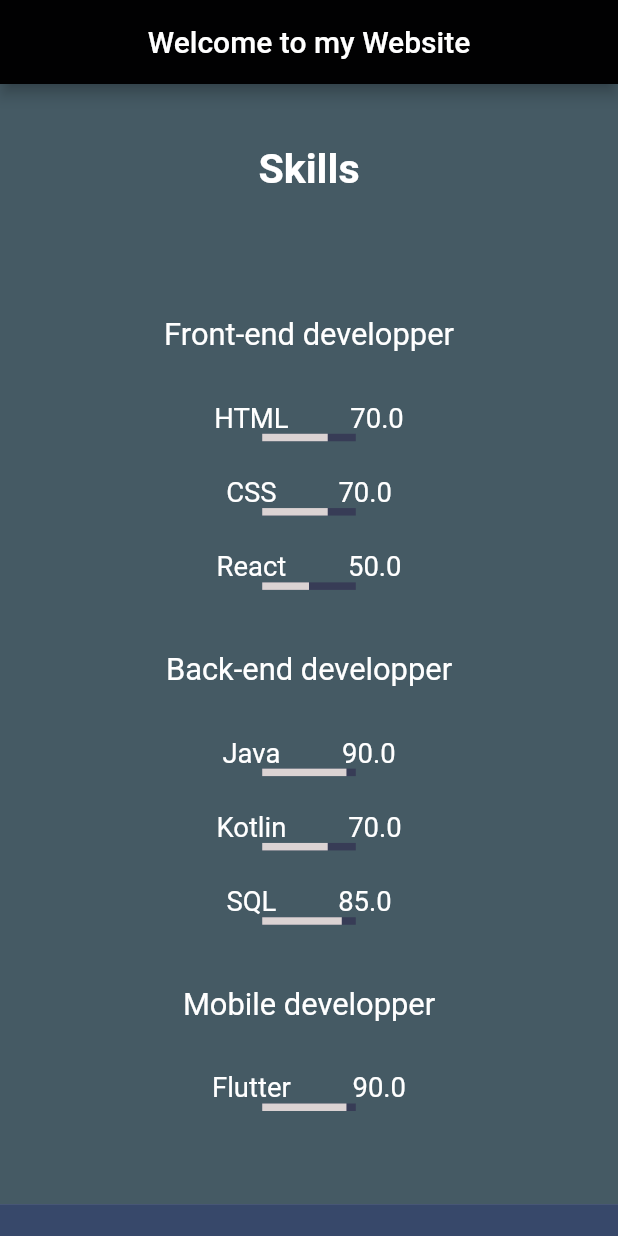
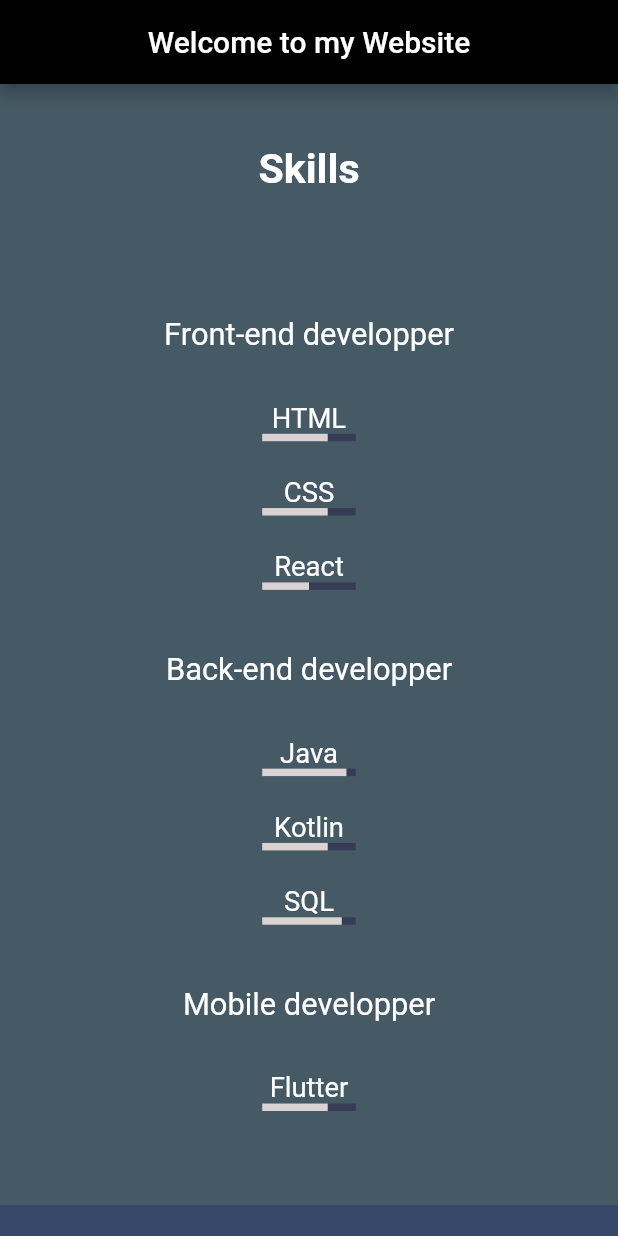
Before and after one commit to Dimg72/portfolio_dimitri, a Flutter app: the screen it shows after launch, scrolled down 1728 dp, on a phone screen of 412 x 824 dp. Run offline on Flutter 3.47's test engine with Material 2 defaults, Android fonts, the phone set to English and light mode, and no system bars; drawn by our look-alikes of percent_indicator; our stand-ins replace carousel_slider, scroll_snap_list, smooth_page_indicator.

Commit message:
mod size and pictures

```diff
--- a/lib/custom_screen/custom_linear_p.dart
+++ b/lib/custom_screen/custom_linear_p.dart
@@ -18,8 +18,8 @@ class CustomLinearP extends StatelessWidget {
           mainAxisAlignment: MainAxisAlignment.center,
           children: [
             Text("$name", style : TextStyle(color: Colors.white, fontSize: sizeHeigth/45),),
-            SizedBox(width: sizeWidth/10,),
-            Text("$value", style : TextStyle(color: Colors.white, fontSize: sizeHeigth/45),),
+            // SizedBox(width: sizeWidth/10,),
+            // Text("$value", style : TextStyle(color: Colors.white, fontSize: sizeHeigth/45),),
           ],
         ),
         LinearPercentIndicator(
--- a/lib/screens/pages/skills_page.dart
+++ b/lib/screens/pages/skills_page.dart
@@ -103,7 +103,7 @@ class Skills extends StatelessWidget {
                             children: [
                               Text("Mobile developper", style : TextStyle(color: Colors.white, fontSize: sizeHeigth/40),),
                               SizedBox(height: sizeHeigth/25,),
-                              const CustomLinearP(name: "Flutter", value: 90),
+                              const CustomLinearP(name: "Flutter", value: 70),
                             ],
                           ),
                         ],
--- a/lib/screens/pages_projects/first_project_page.dart
+++ b/lib/screens/pages_projects/first_project_page.dart
@@ -1,6 +1,4 @@
 import 'package:flutter/material.dart';
-import 'package:flutter/src/widgets/container.dart';
-import 'package:flutter/src/widgets/framework.dart';
 import 'package:scroll_snap_list/scroll_snap_list.dart';
 
 import '../../texts/all_long_texts.dart';
@@ -8,10 +6,8 @@ import '../../texts/all_long_texts.dart';
 class FirstProjectPage extends StatelessWidget {
   FirstProjectPage({super.key});
 
-  List<String> listPictureFP = ["assets/first_project/0.jpg", "assets/first_project/1.jpg", "assets/first_project/2.gif", "assets/first_project/3.jpg",
-  "assets/first_project/4.jpg", "assets/first_project/5.jpg" ];
-
-  List<String> listTitlePic = ["Home", "Information product", "Additives details", "Allergies details", "Others informations", "Setting allergies"];
+  List<String> listPictureFP = ["assets/first_project/0.jpg", "assets/first_project/1.jpg", "assets/first_project/3.jpg",
+  "assets/first_project/4.jpg", "assets/first_project/2.gif", "assets/first_project/5.png" ];
 
   @override
   Widget build(BuildContext context) {
@@ -33,20 +29,33 @@ class FirstProjectPage extends StatelessWidget {
                         textAlign: TextAlign.justify,
                       ),),
                   ),
-                Expanded(child:
-                ScrollSnapList(
-                  dynamicItemSize: true,
-                  itemSize: sizeHeigth/4,
-                  itemCount: listPictureFP.length,
-                  itemBuilder: (BuildContext context, int index ) {
-                    return Card(child : Image.asset(listPictureFP[index]));
-                  }, onItemFocus: (int ) {  },
-                )
+
+                Expanded(
+                  child:
+                  ScrollSnapList(
+                    dynamicItemSize: true,
+                    itemSize: sizeHeigth/5,
+                    itemCount: listPictureFP.length,
+                    itemBuilder: (BuildContext context, int index ) {
+                      if(index == 4) {
+                        if(sizeWidth < 960) {
+                          return SizedBox(
+                          width: sizeWidth/2,
+                          child: Image.asset(listPictureFP[index],));
+                        }
+                        else {
+                          return SizedBox(
+                          width: sizeWidth/5,
+                          child: Image.asset(listPictureFP[index],));
+                         }
+                      }
+                      return Container(color: Colors.transparent,child : Image.asset(listPictureFP[index],),);
+                    }, onItemFocus: (int) {  },
+                  )
               ),
-            ]),
-          )
 
 
-            ;
+            ]),
+          );
   }
 }
```
Also changed, not shown: assets/first_project/5.jpg (deleted), assets/first_project/5.png (added), 2 other files.
